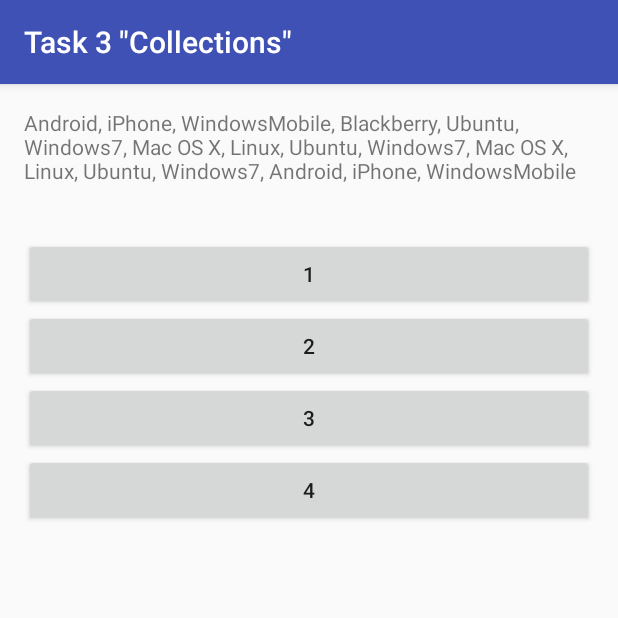
After one commit to trigor74/homework, an Android app: the Task3Activity screen opened directly, with no data from a screen before it, on a phone screen of 412 x 824 dp, the top half of it. The commit adds this screen. Run offline under Robolectric (Android 15) with nearby library versions, the phone set to English and light mode, and no system bars.

Commit message:
Prepare project for task 3

```diff
--- a/app/src/main/AndroidManifest.xml
+++ b/app/src/main/AndroidManifest.xml
@@ -28,6 +28,9 @@
         <activity android:name=".Task2Activity" android:label="@string/task2_name">
         </activity>
 
+        <activity android:name=".Task3Activity" android:label="@string/task3_name">
+        </activity>
+
     </application>
 
 </manifest>
--- a/app/src/main/java/com/itrifonov/homework/MainActivity.java
+++ b/app/src/main/java/com/itrifonov/homework/MainActivity.java
@@ -14,6 +14,7 @@ public class MainActivity extends AppCompatActivity implements View.OnClickListe
 
         findViewById(R.id.btn_task1).setOnClickListener(this);
         findViewById(R.id.btn_task2).setOnClickListener(this);
+        findViewById(R.id.btn_task3).setOnClickListener(this);
     }
 
     @Override
@@ -25,6 +26,9 @@ public class MainActivity extends AppCompatActivity implements View.OnClickListe
             case R.id.btn_task2:
                 startActivity(new Intent(this, Task2Activity.class));
                 break;
+            case R.id.btn_task3:
+                startActivity(new Intent(this, Task3Activity.class));
+                break;
         }
     }
 }
--- /dev/null
+++ b/app/src/main/java/com/itrifonov/homework/Task3Activity.java
@@ -0,0 +1,79 @@
+package com.itrifonov.homework;
+
+
+import android.os.Bundle;
+import android.support.v7.app.AppCompatActivity;
+import android.text.TextUtils;
+import android.view.View;
+import android.widget.TextView;
+
+import java.util.ArrayList;
+
+public class Task3Activity extends AppCompatActivity {
+
+    private String[] values = new String[] { "Android", "iPhone", "WindowsMobile",
+            "Blackberry", "Ubuntu", "Windows7", "Mac OS X", "Linux", "Ubuntu", "Windows7",
+            "Mac OS X", "Linux", "Ubuntu", "Windows7", "Android", "iPhone", "WindowsMobile" };
+
+    @Override
+    protected void onCreate(Bundle savedInstanceState) {
+        super.onCreate(savedInstanceState);
+        setContentView(R.layout.activity_task3);
+
+        createAndShowNumbers();
+
+        findViewById(R.id.button_1).setOnClickListener(clickListener);
+        findViewById(R.id.button_2).setOnClickListener(clickListener);
+        findViewById(R.id.button_3).setOnClickListener(clickListener);
+        findViewById(R.id.button_4).setOnClickListener(clickListener);
+    }
+
+    private void createAndShowNumbers() {
+        ArrayList<String> list = new ArrayList<>();
+        for (int i = 0; i < values.length; i++) {
+            list.add(values[i]);
+        }
+
+        String strings = TextUtils.join(", ", list);
+
+        TextView text1 = (TextView) findViewById(R.id.text_1);
+        text1.setText(strings);
+    }
+
+    private void reverseOrder() {
+
+    }
+
+    private void removeEveryThird() {
+
+    }
+
+    private void removeDuplicates() {
+
+    }
+
+    private void sortValues() {
+
+    }
+
+    private View.OnClickListener clickListener = new View.OnClickListener() {
+        @Override
+        public void onClick(View v) {
+            switch (v.getId()) {
+                case R.id.button_1:
+                    reverseOrder();
+                    break;
+                case R.id.button_2:
+                    removeEveryThird();
+                    break;
+                case R.id.button_3:
+                    removeDuplicates();
+                    break;
+                case R.id.button_4:
+                    sortValues();
+                    break;
+            }
+        }
+    };
+
+}
--- /dev/null
+++ b/app/src/main/res/layout/activity_task3.xml
@@ -0,0 +1,46 @@
+<?xml version="1.0" encoding="utf-8"?>
+<LinearLayout xmlns:android="http://schemas.android.com/apk/res/android"
+    android:layout_width="match_parent"
+    android:layout_height="match_parent"
+    android:orientation="vertical"
+    android:paddingBottom="@dimen/activity_vertical_margin"
+    android:paddingLeft="@dimen/activity_horizontal_margin"
+    android:paddingRight="@dimen/activity_horizontal_margin"
+    android:paddingTop="@dimen/activity_vertical_margin">
+
+    <TextView
+        android:id="@+id/text_1"
+        android:layout_width="match_parent"
+        android:layout_height="wrap_content" />
+
+    <TextView
+        android:id="@+id/text_2"
+        android:layout_width="match_parent"
+        android:layout_height="wrap_content"
+        android:layout_marginTop="16dp" />
+
+    <Button
+        android:id="@+id/button_1"
+        android:layout_width="match_parent"
+        android:layout_height="wrap_content"
+        android:text="1" />
+
+    <Button
+        android:id="@+id/button_2"
+        android:layout_width="match_parent"
+        android:layout_height="wrap_content"
+        android:text="2" />
+
+    <Button
+        android:id="@+id/button_3"
+        android:layout_width="match_parent"
+        android:layout_height="wrap_content"
+        android:text="3" />
+
+    <Button
+        android:id="@+id/button_4"
+        android:layout_width="match_parent"
+        android:layout_height="wrap_content"
+        android:text="4" />
+
+</LinearLayout>
--- a/app/src/main/res/values/strings.xml
+++ b/app/src/main/res/values/strings.xml
@@ -21,4 +21,7 @@
     <string name="str_error" formatted="false">Error: %s</string>
     <string name="str_err_fibonacci" formatted="false">Fibonacci: Error calculating. %s</string>
     <string name="str_err_factorial" formatted="false">Factorial: Error calculating. %s</string>
+
+    <string name="task3_name">Task 3 \"Collections\"</string>
+
 </resources>
```
Also changed, not shown: app/src/main/res/layout/activity_main.xml (+10 -0 lines), 2 other files.
